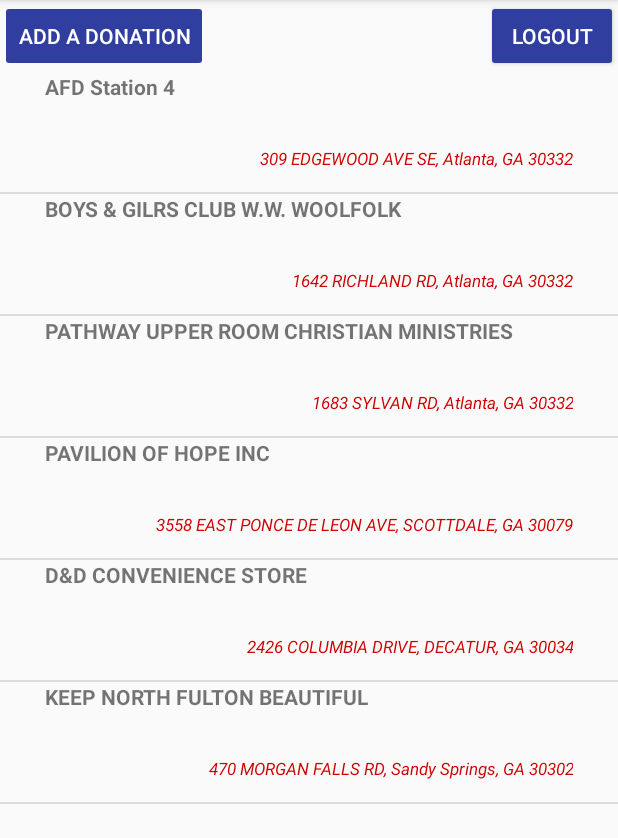
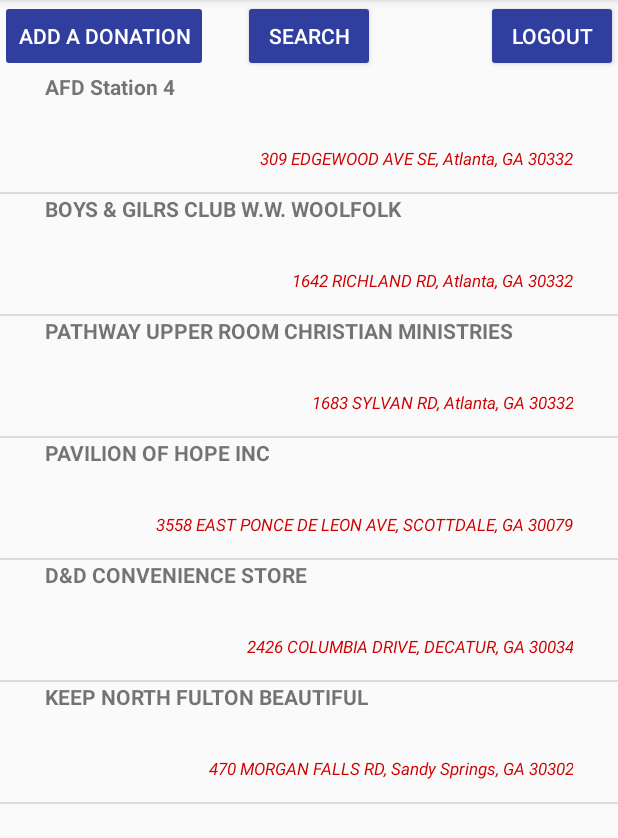
Before and after one commit to srikrishna-duvvuri/HappyThoughts, an Android app: the MainActivity screen opened directly, with no data from a screen before it, on a phone screen of 412 x 824 dp, the part 84-922 px from its top. Run offline under Robolectric (Android 15) with nearby library versions, the phone set to English and light mode, and no system bars; 1 statement that could not run was skipped.

```diff
--- a/app/src/main/AndroidManifest.xml
+++ b/app/src/main/AndroidManifest.xml
@@ -29,7 +29,8 @@
         <activity
             android:name=".Controllers.ItemDetailsActivity"
             android:label="@string/title_activity_item_details"
-            android:theme="@style/AppTheme.NoActionBar"></activity>
+            android:theme="@style/AppTheme.NoActionBar" />
+        <activity android:name=".Controllers.SearchActivity"></activity>
     </application>
 
 </manifest>
--- a/app/src/main/java/cs2340/happythoughts/Controllers/MainActivity.java
+++ b/app/src/main/java/cs2340/happythoughts/Controllers/MainActivity.java
@@ -22,6 +22,7 @@ import cs2340.happythoughts.R;
 public class MainActivity extends AppCompatActivity {
     private Button mLogoutButton;
     private Button mAddDonation;
+    private Button mSearchDonation;
     private static ArrayList<Location> locations;
     private ListView locationListView;
     public static ArrayList<DonationItem> donationsList = new ArrayList<>();
@@ -38,6 +39,7 @@ public class MainActivity extends AppCompatActivity {
     private void setupViews() {
         mLogoutButton = findViewById(R.id.logoutButton);
         mAddDonation = findViewById(R.id.addDonationButton);
+        mSearchDonation = findViewById(R.id.searchButton);
         locations = new ArrayList<>();
         readLocationData();
         locationListView = findViewById(R.id.locationList);
@@ -65,6 +67,13 @@ public class MainActivity extends AppCompatActivity {
             }
         });
 
+        mSearchDonation.setOnClickListener(new View.OnClickListener() {
+            @Override
+            public void onClick(View v) {
+                searchDonation();
+            }
+        });
+
         locationListView.setOnItemClickListener(new AdapterView.OnItemClickListener() {
             @Override
             public void onItemClick(AdapterView<?> parent, View view, int position, long id) {
@@ -81,6 +90,11 @@ public class MainActivity extends AppCompatActivity {
                 startActivity(intent);
             }
         });
+    }
+
+    private void searchDonation() {
+        Intent intent = new Intent(this, SearchActivity.class);
+        startActivity(intent);
     }
 
     private void addDonation() {
--- a/app/src/main/res/layout/activity_main.xml
+++ b/app/src/main/res/layout/activity_main.xml
@@ -32,5 +32,14 @@
         android:layout_height="match_parent"
         android:layout_below="@id/logoutButton"/>
 
+    <Button
+        android:id="@+id/searchButton"
+        android:layout_width="wrap_content"
+        android:layout_height="wrap_content"
+        android:layout_alignParentTop="true"
+        android:layout_centerHorizontal="true"
+        android:backgroundTint="?attr/colorPrimaryDark"
+        android:text="Search"
+        android:textColor="@android:color/white" />
 
 </RelativeLayout>
--- a/app/src/main/res/values/strings.xml
+++ b/app/src/main/res/values/strings.xml
@@ -14,4 +14,5 @@
         completions."
     </string>
     <string name="title_activity_item_details">ItemDetailsActivity</string>
+    <string name="title_activity_search">SearchActivity</string>
 </resources>
```
Also changed, not shown: app/src/main/java/cs2340/happythoughts/Controllers/SearchActivity.java (added, +15 -0 lines), app/src/main/res/layout/activity_search.xml (added, +9 -0 lines).
